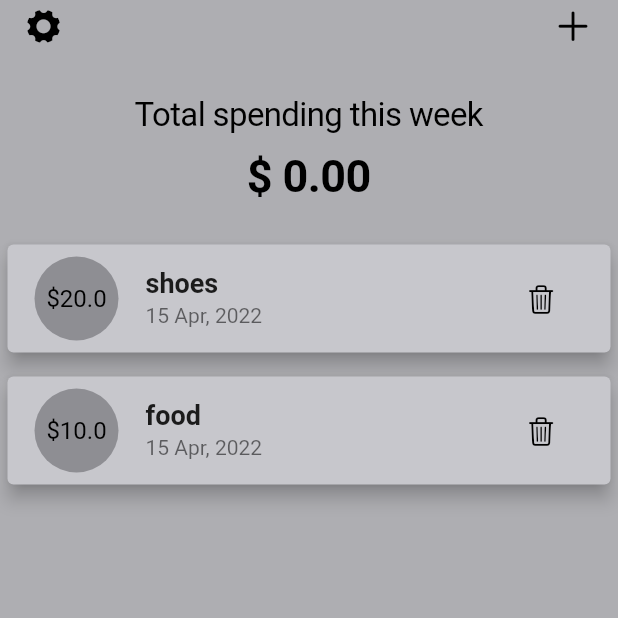
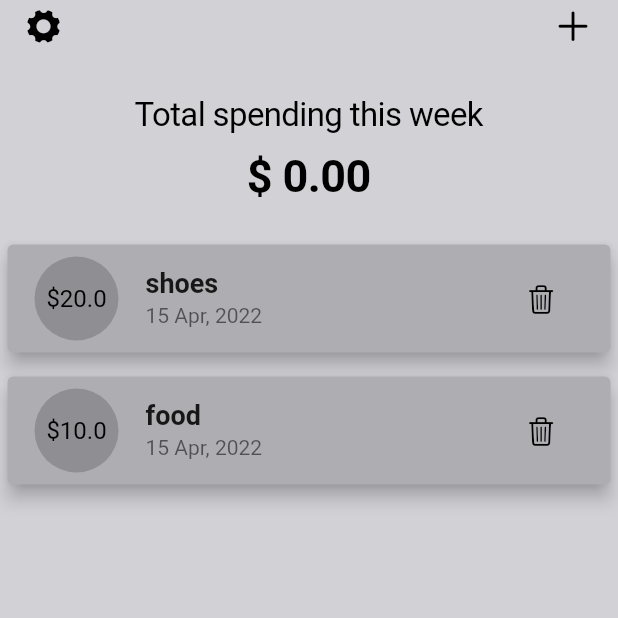
Before and after one commit to Peeravit-Sir/my_spending_app, a Flutter app: the screen it shows after launch, on a phone screen of 412 x 824 dp, the top half of it. Run offline on Flutter 3.47's test engine with Material 2 defaults, Android fonts, the phone set to English and light mode, and no system bars.

Commit message:
minor fix

```diff
--- a/lib/home_page.dart
+++ b/lib/home_page.dart
@@ -61,7 +61,7 @@ class _HomePageState extends State<HomePage> {
           ),
         ),
       ),
-      backgroundColor: CupertinoColors.systemGrey2,
+      backgroundColor: CupertinoColors.systemGrey4,
       child: Column(
         children: [
           Padding(
--- a/lib/transaction_list.dart
+++ b/lib/transaction_list.dart
@@ -19,7 +19,7 @@ class TransactionList extends StatelessWidget {
           itemCount: transactions.length,
           itemBuilder: (context, index) {
             return Card(
-                color: CupertinoColors.systemGrey3,
+                color: CupertinoColors.systemGrey2,
                 margin: const EdgeInsets.symmetric(
                   vertical: 8,
                   horizontal: 5,
--- /dev/null
+++ b/note.txt
@@ -0,0 +1 @@
+Use ExpansionTiles for drop dwon in details page
```
